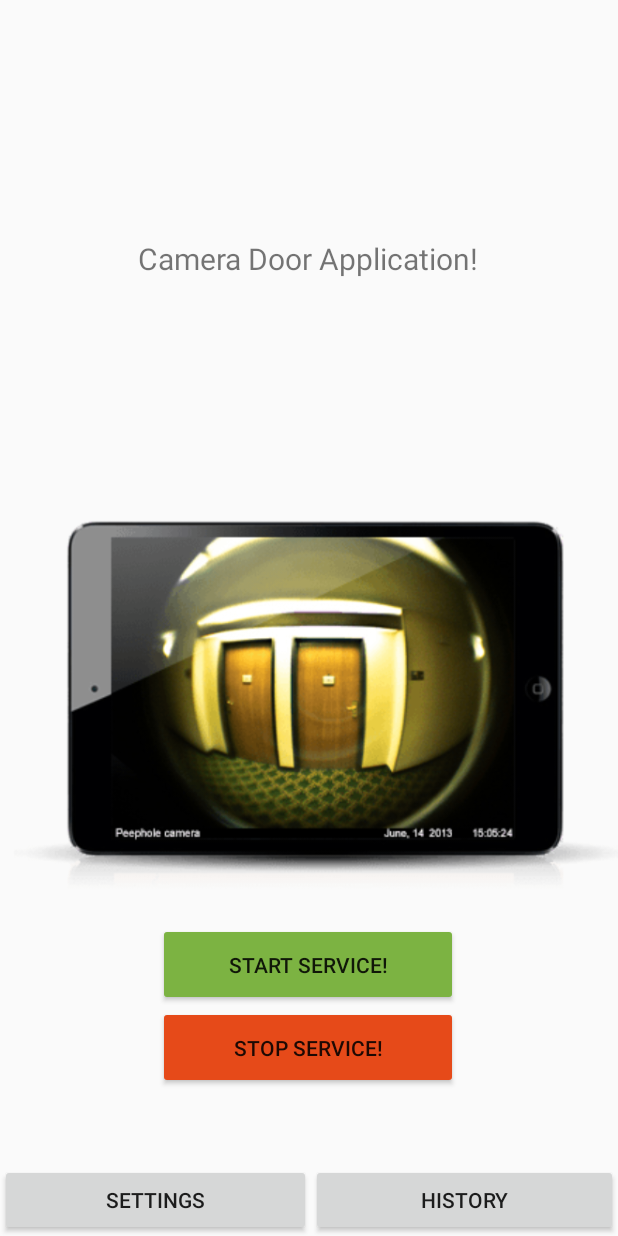
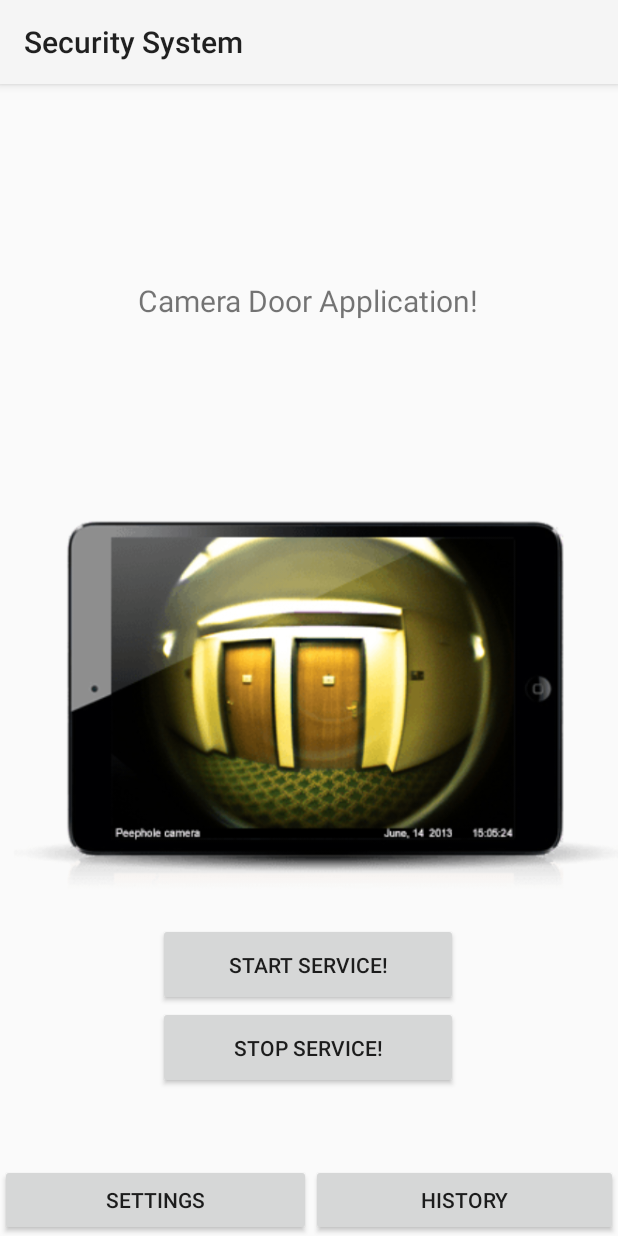
Before and after one commit to vaginessa/DoorCameraSpecialProject, an Android app: the screen it shows after launch (MainActivity), on a phone screen of 412 x 824 dp. Run offline under Robolectric (Android 15) with nearby library versions, the phone set to English and light mode, and no system bars.

Commit message:
change theme to Holo.Light, add return button  to action bar and fix bugs after change to another theme

```diff
--- a/app/src/main/AndroidManifest.xml
+++ b/app/src/main/AndroidManifest.xml
@@ -12,8 +12,8 @@
         android:theme="@style/AppTheme">
         <activity
             android:name=".MainActivity"
-            android:label="@string/app_name"
-            android:theme="@style/AppTheme.NoActionBar">
+            android:icon="@mipmap/ic_launcher"
+            android:label="@string/app_name">
             <intent-filter>
                 <action android:name="android.intent.action.MAIN" />
 
@@ -30,15 +30,20 @@
             </intent-filter>
         </receiver>
 
-        <activity android:name=".SettingsActivity" />
+        <activity
+            android:name=".SettingsActivity"
+            android:label="@string/title_activity_settings"
+            android:theme="@style/AppTheme.NoActionBar"
+            android:parentActivityName=".MainActivity"/>
         <activity
             android:name=".HistoryActivity"
             android:label="@string/title_activity_history"
-            android:theme="@style/AppTheme.NoActionBar" />
+            android:theme="@style/AppTheme.NoActionBar"
+            android:parentActivityName=".MainActivity"/>
 
         <service
             android:name=".BackgroundJobService"
-            android:exported="false"></service>
+            android:exported="false"/>
     </application>
 
 </manifest>
--- a/app/src/main/java/vadymshevchenko/com/doorcameraandroidspecialproject/HistoryActivity.java
+++ b/app/src/main/java/vadymshevchenko/com/doorcameraandroidspecialproject/HistoryActivity.java
@@ -1,5 +1,7 @@
 package vadymshevchenko.com.doorcameraandroidspecialproject;
 
+import android.app.ActionBar;
+import android.app.AlertDialog;
 import android.app.ListActivity;
 import android.content.DialogInterface;
 import android.database.Cursor;
@@ -7,7 +9,6 @@ import android.database.sqlite.SQLiteDatabase;
 import android.database.sqlite.SQLiteException;
 import android.database.sqlite.SQLiteOpenHelper;
 import android.os.Bundle;
-import android.support.v7.app.AlertDialog;
 import android.widget.CursorAdapter;
 import android.widget.ListView;
 import android.widget.SimpleCursorAdapter;
@@ -25,6 +26,10 @@ public class HistoryActivity extends ListActivity {
     @Override
     protected void onCreate(Bundle savedInstanceState) {
         super.onCreate(savedInstanceState);
+        ActionBar actionBar = getActionBar();
+        if (actionBar != null) {
+            actionBar.setDisplayHomeAsUpEnabled(true);
+        }
         ListView listView = getListView();
 
         try {
--- a/app/src/main/java/vadymshevchenko/com/doorcameraandroidspecialproject/MainActivity.java
+++ b/app/src/main/java/vadymshevchenko/com/doorcameraandroidspecialproject/MainActivity.java
@@ -1,5 +1,8 @@
 package vadymshevchenko.com.doorcameraandroidspecialproject;
 
+import android.app.ActionBar;
+import android.app.Activity;
+import android.app.AlertDialog;
 import android.content.ComponentName;
 import android.content.Context;
 import android.content.DialogInterface;
@@ -7,14 +10,12 @@ import android.content.Intent;
 import android.content.SharedPreferences;
 import android.content.pm.PackageManager;
 import android.os.Bundle;
-import android.support.v7.app.AlertDialog;
-import android.support.v7.app.AppCompatActivity;
 import android.util.Log;
 import android.view.View;
 import android.widget.Button;
 import android.widget.Toast;
 
-public class MainActivity extends AppCompatActivity {
+public class MainActivity extends Activity {
 
     public static final String DISABLE_ENABLE_SERVICE = "DISABLE_ENABLE_SERVICE";
     private static final String TEXT_START_BUTTON = "Start service!";
--- a/app/src/main/java/vadymshevchenko/com/doorcameraandroidspecialproject/SettingsActivity.java
+++ b/app/src/main/java/vadymshevchenko/com/doorcameraandroidspecialproject/SettingsActivity.java
@@ -1,19 +1,20 @@
 package vadymshevchenko.com.doorcameraandroidspecialproject;
 
+import android.app.ActionBar;
+import android.app.Activity;
+import android.app.AlertDialog;
 import android.content.Context;
 import android.content.DialogInterface;
 import android.content.SharedPreferences;
 import android.database.sqlite.SQLiteDatabase;
 import android.database.sqlite.SQLiteException;
 import android.os.Bundle;
-import android.support.v7.app.AlertDialog;
-import android.support.v7.app.AppCompatActivity;
 import android.view.View;
 import android.widget.EditText;
 import android.widget.Switch;
 import android.widget.Toast;
 
-public class SettingsActivity extends AppCompatActivity {
+public class SettingsActivity extends Activity {
 
     public static boolean isRunBackground = true;
     public static String linkToWeb = "https://google.com.ua";
@@ -30,6 +31,10 @@ public class SettingsActivity extends AppCompatActivity {
     @Override
     protected void onCreate(Bundle savedInstanceState) {
         super.onCreate(savedInstanceState);
+        ActionBar actionBar = getActionBar();
+        if (actionBar != null) {
+            actionBar.setDisplayHomeAsUpEnabled(true);
+        }
         setContentView(R.layout.activity_settings);
         mSettings = getSharedPreferences(APP_PREFERENCES, Context.MODE_PRIVATE);
         switchBackground = (Switch) findViewById(R.id.switchBackground);
--- a/app/src/main/res/layout/activity_main.xml
+++ b/app/src/main/res/layout/activity_main.xml
@@ -37,7 +37,6 @@
         android:layout_height="wrap_content"
         android:minWidth="200dp"
         android:minHeight="55dp"
-        android:theme="@style/StartButton"
         android:onClick="clickOnStartService"
         android:layout_row="2"
         android:layout_column="0"
@@ -52,7 +51,6 @@
         android:layout_height="wrap_content"
         android:minWidth="200dp"
         android:minHeight="55dp"
-        android:theme="@style/StopButton"
         android:onClick="clickOnStopService"
         android:layout_row="3"
         android:layout_column="0"
@@ -85,90 +83,6 @@
         android:layout_column="1"
         android:layout_columnWeight="1"
         android:layout_gravity="fill_horizontal"
-
-
         />
 
-
-    </GridLayout>
-
-<!--
-<RelativeLayout xmlns:android="http://schemas.android.com/apk/res/android"
-    xmlns:tools="http://schemas.android.com/tools"
-    android:layout_width="match_parent"
-    android:layout_height="match_parent"
-    android:paddingBottom="@dimen/activity_vertical_margin"
-    android:paddingLeft="@dimen/activity_horizontal_margin"
-    android:paddingRight="@dimen/activity_horizontal_margin"
-    android:paddingTop="@dimen/activity_vertical_margin"
-    tools:context="vadymshevchenko.com.doorcameraandroidspecialproject.MainActivity"
-    >
-
-    <TextView
-        android:layout_width="wrap_content"
-        android:layout_height="wrap_content"
-        android:typeface="sans"
-        android:text="@string/main_text"
-        android:id="@+id/textView"
-        android:layout_alignParentTop="true"
-        android:layout_marginTop="10dp"
-        android:textSize="20sp"
-        android:layout_centerHorizontal="true" />
-
-    <ImageView
-        android:layout_width="wrap_content"
-        android:layout_height="200dp"
-        android:id="@+id/imageView"
-        android:layout_below="@+id/textView"
-        android:layout_marginTop="10dp"
-        android:layout_centerHorizontal="true"
-        android:contentDescription="@string/imageDescription"
-        android:src="@drawable/frontdoorcamera"/>
-
-    <Button
-        android:id="@+id/start_service"
-        android:text="@string/start_service"
-        android:layout_width="wrap_content"
-        android:layout_height="wrap_content"
-        android:minWidth="200dp"
-        android:minHeight="55dp"
-        android:theme="@style/StartButton"
-        android:onClick="clickOnStartService"
-        android:layout_below="@+id/imageView"
-        android:layout_marginTop="10dp"
-        android:layout_centerHorizontal="true" />
-
-
-
-    <Button
-        android:id="@+id/stop_service"
-        android:text="@string/stop_service"
-        android:layout_width="wrap_content"
-        android:layout_height="wrap_content"
-        android:minWidth="200dp"
-        android:minHeight="55dp"
-        android:theme="@style/StopButton"
-        android:onClick="clickOnStopService"
-        android:layout_marginTop="20dp"
-        android:layout_below="@+id/start_service"
-        android:layout_centerHorizontal="true"
-         />
-
-
-    <Switch
-        android:layout_width="wrap_content"
-        android:layout_height="wrap_content"
-        android:text="@string/switch1"
-        android:id="@+id/switch1"
-        android:layout_below="@+id/stop_service"
-        android:layout_alignParentLeft="true"
-        android:layout_alignParentStart="true"
-        android:layout_marginTop="40dp"
-        android:textSize="20sp"
-        android:typeface="sans"
-        android:layout_alignParentRight="false"
-        android:layout_alignParentEnd="true" />
-
-
-</RelativeLayout>
--->
+</GridLayout>
--- a/app/src/main/res/values-v21/styles.xml
+++ b/app/src/main/res/values-v21/styles.xml
@@ -1,9 +1,30 @@
-<resources>>
+<resources>
+
+    <!-- Base application theme. -->
+    <style name="AppTheme" parent="android:Theme.Material.Light">
+        <!-- Customize your theme here. -->
+        <item name="colorPrimary">@color/colorPrimary</item>
+        <item name="colorPrimaryDark">@color/colorPrimaryDark</item>
+        <item name="colorAccent">@color/colorStartButton</item>
+    </style>
 
     <style name="AppTheme.NoActionBar">
         <item name="windowActionBar">false</item>
         <item name="windowNoTitle">true</item>
-        <item name="android:windowDrawsSystemBarBackgrounds">true</item>
-        <item name="android:statusBarColor">@android:color/transparent</item>
     </style>
+
+    <style name="AppTheme.AppBarOverlay" parent="ThemeOverlay.AppCompat.Dark.ActionBar" />
+
+    <style name="AppTheme.PopupOverlay" parent="ThemeOverlay.AppCompat.Light" />
+
+    <style name="StartButton" parent="android:Theme.Material.Light">
+        <item name="colorControlHighlight">@color/colorPrimary</item>
+        <item name="colorButtonNormal">@color/colorStartButton</item>
+    </style>
+
+    <style name="StopButton" parent="android:Theme.Material.Light">
+        <item name="colorControlHighlight">@color/colorPrimary</item>
+        <item name="colorButtonNormal">@color/colorStopButton</item>
+    </style>
+
 </resources>
--- a/app/src/main/res/values/strings.xml
+++ b/app/src/main/res/values/strings.xml
@@ -13,7 +13,8 @@
     <string name="EditDescr">Write your link to camera</string>
     <string name="save">Save</string>
     <string name="editText">Link for open:</string>
-    <string name="title_activity_history">HistoryActivity</string>
+    <string name="title_activity_history">History</string>
     <string name="removeData">Clear DataBase</string>
     <string name="service_working">Service is working!</string>
+    <string name="title_activity_settings">Settings</string>
 </resources>
--- a/app/src/main/res/values/styles.xml
+++ b/app/src/main/res/values/styles.xml
@@ -1,7 +1,7 @@
 <resources>
 
     <!-- Base application theme. -->
-    <style name="AppTheme" parent="Theme.AppCompat.Light.DarkActionBar">
+    <style name="AppTheme" parent="android:Theme.Holo.Light">
         <!-- Customize your theme here. -->
         <item name="colorPrimary">@color/colorPrimary</item>
         <item name="colorPrimaryDark">@color/colorPrimaryDark</item>
@@ -17,12 +17,12 @@
 
     <style name="AppTheme.PopupOverlay" parent="ThemeOverlay.AppCompat.Light" />
 
-    <style name="StartButton" parent="Theme.AppCompat.Light">
+    <style name="StartButton" parent="android:Theme.Holo.Light">
         <item name="colorControlHighlight">@color/colorPrimary</item>
         <item name="colorButtonNormal">@color/colorStartButton</item>
     </style>
 
-    <style name="StopButton" parent="Theme.AppCompat.Light">
+    <style name="StopButton" parent="android:Theme.Holo.Light">
         <item name="colorControlHighlight">@color/colorPrimary</item>
         <item name="colorButtonNormal">@color/colorStopButton</item>
     </style>
```
